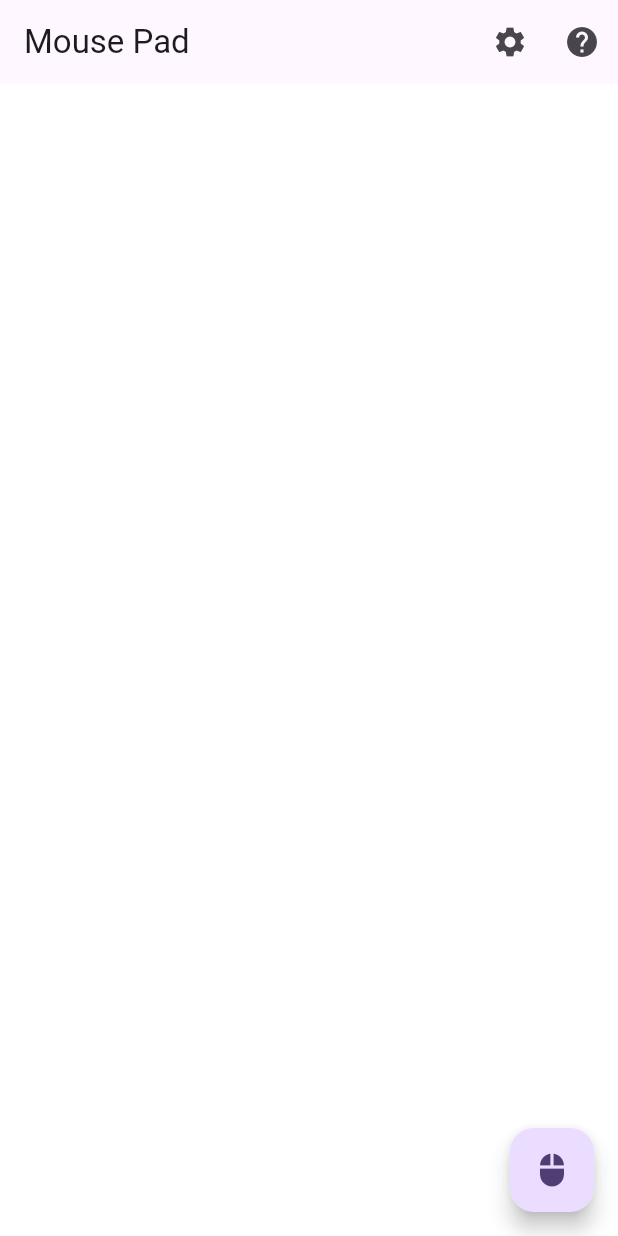
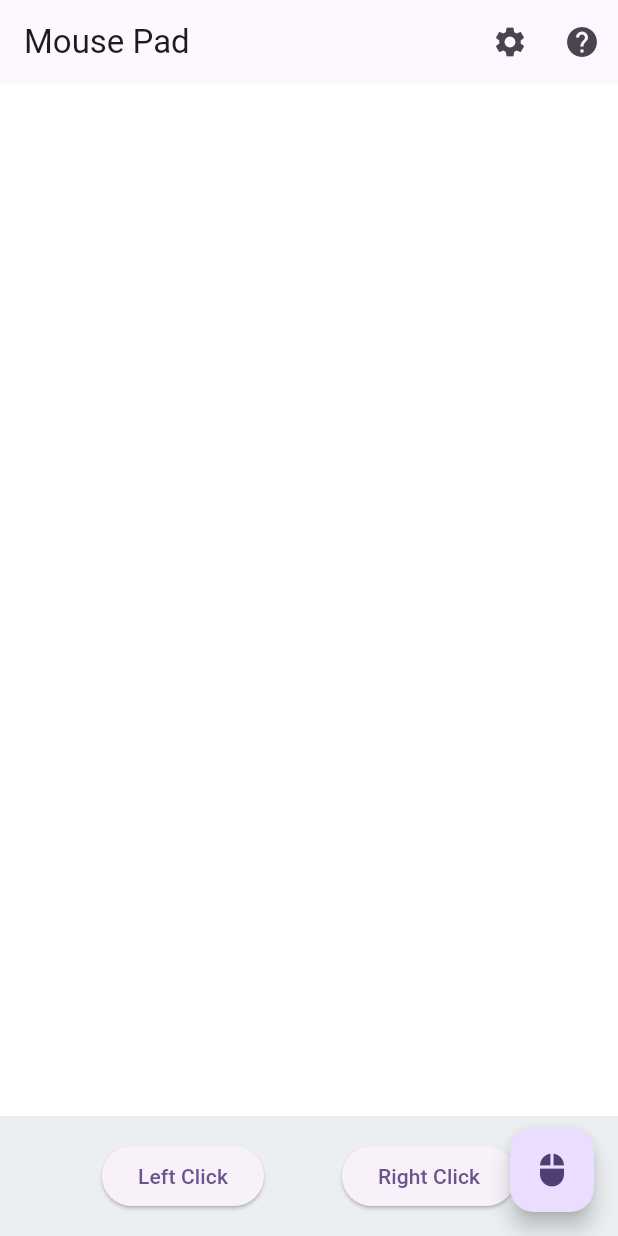
Before and after one commit to Ad2m1109/Phone-Graphics-Tablet-Project, a Flutter app: the screen it shows after launch, on a phone screen of 412 x 824 dp. Run offline on Flutter 3.47's test engine with Material 3 defaults, Android fonts, the phone set to English and light mode, and no system bars.

Commit message:
left and right clicks

```diff
--- a/lib/main.dart
+++ b/lib/main.dart
@@ -78,7 +78,10 @@
           ),
         ],
       ),
-      body: GestureDetector(
+      body: Column(
+        children: [
+          Expanded(
+            child: GestureDetector(
               onPanUpdate: (details) {
                 widget.connectionService.sendData({
                   'dx': details.delta.dx,
@@ -91,6 +94,38 @@
                 width: double.infinity,
                 height: double.infinity,
               ),
+            ),
+          ),
+          Container(
+            padding: const EdgeInsets.all(16.0),
+            color: Colors.blueGrey[50],
+            child: Row(
+              mainAxisAlignment: MainAxisAlignment.spaceEvenly,
+              children: [
+                ElevatedButton(
+                  onPressed: () {
+                    widget.connectionService.sendData({
+                      'dx': 0,
+                      'dy': 0,
+                      'mode': 'left_click',
+                    });
+                  },
+                  child: const Text('Left Click'),
+                ),
+                ElevatedButton(
+                  onPressed: () {
+                    widget.connectionService.sendData({
+                      'dx': 0,
+                      'dy': 0,
+                      'mode': 'right_click',
+                    });
+                  },
+                  child: const Text('Right Click'),
+                ),
+              ],
+            ),
+          ),
+        ],
       ),
       floatingActionButton: FloatingActionButton(
         onPressed: () {
```
Also changed, not shown: 1 other file. Lines whose indentation alone changed are shown as unchanged.
